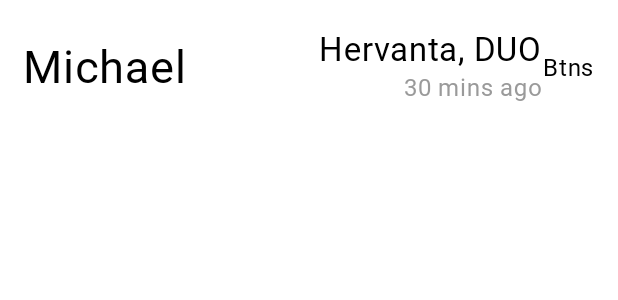
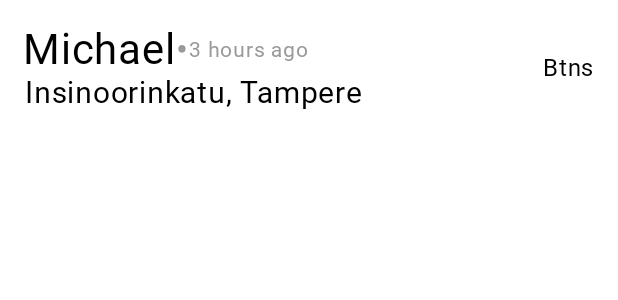
Before and after one commit to M1h4n1k/MyZenly, an Android app built with Jetpack Compose: the @Preview function UserCardPreview, on a phone screen of 412 x 824 dp. Shown: the top 300 px of the screen. Run offline under Robolectric (Android 15) with nearby library versions, the phone set to English and light mode, and no system bars; Roboto replaces fonts that are not available here.

Commit message:
smth else

```diff
--- a/android/app/src/main/java/com/example/mzenly/Main.kt
+++ b/android/app/src/main/java/com/example/mzenly/Main.kt
@@ -141,14 +141,16 @@ fun Main(navController: NavController,
     // not really cool way, but I don't understand neither how to update userModel from mainActivity
     // nor how to move the location getting logic outside of the mainActivity
     LaunchedEffect (address) {
-        if (address is ResponseState.Success && userLocation != null){
-            val addressSuccess = (address as ResponseState.Success<Address>).data
+        if (address is ResponseState.Success){
+            val addressSuccess = (address as ResponseState.Success<Address?>).data
+            if (addressSuccess != null){
                 userViewModel.updateUserData(UserUpdate(
                     latitude=userLocation.value.latitude,
                     longitude=userLocation.value.longitude,
                     place=addressSuccess.thoroughfare + ", " + addressSuccess.locality
                 ), context)
                 cityHeader = addressSuccess.locality
+            }
         }
     }
 
--- a/android/app/src/main/java/com/example/mzenly/People.kt
+++ b/android/app/src/main/java/com/example/mzenly/People.kt
@@ -79,7 +79,7 @@ private fun ActionButton(action: Action, onClick: () -> Unit){
 @Composable
 private fun PeopleBlock(
     title: String,
-    users: MutableList<Map<String, String>>,
+    users: MutableList<Map<String, String?>>,
     userViewModel: UserViewModel = viewModel(),
     ){
     val context = LocalContext.current
--- a/android/app/src/main/java/com/example/mzenly/components/UserCard.kt
+++ b/android/app/src/main/java/com/example/mzenly/components/UserCard.kt
@@ -1,5 +1,6 @@
 package com.example.mzenly.components
 
+import android.content.res.Resources
 import androidx.compose.foundation.background
 import androidx.compose.foundation.layout.Arrangement
 import androidx.compose.foundation.layout.Column
@@ -14,12 +15,50 @@ import androidx.compose.ui.tooling.preview.Preview
 import com.example.mzenly.ui.theme.MZenlyTheme
 import androidx.compose.ui.Modifier
 import androidx.compose.ui.graphics.Color
+import androidx.compose.ui.text.style.TextAlign
 import androidx.compose.ui.unit.dp
 import androidx.compose.ui.unit.sp
+import java.text.SimpleDateFormat
+import java.util.Date
+import java.util.Locale
 
 
+fun getFormattedTimeDiff(nowDate: Date, userDate: Date): String {
+    // made by gemini
+    val diffInMs = nowDate.time - userDate.time
+
+    val seconds = diffInMs / 1000
+    val minutes = seconds / 60
+    val hours = minutes / 60
+    val days = hours / 24
+
+    val unit: String
+    val value: Long
+
+    if (days > 0) {
+        unit = "day"
+        value = days
+    } else if (hours > 0) {
+        unit = "hour"
+        value = hours
+    } else if (minutes > 0) {
+        unit = "minute"
+        value = minutes
+    } else {
+        unit = "second"
+        value = seconds
+    }
+
+    val formattedValue = when (value) {
+        1L -> "$value $unit ago"
+        else -> "$value ${unit}s ago"
+    }
+
+    return formattedValue
+}
+
 @Composable
-fun UserCard(user: Map<String, String>, content: @Composable() () -> Unit) {
+fun UserCard(user: Map<String, String?>, content: @Composable() () -> Unit) {
     Row(modifier = Modifier
         .fillMaxWidth()
         .height(90.dp)
@@ -27,30 +66,38 @@ fun UserCard(user: Map<String, String>, content: @Composable() () -> Unit) {
         .padding(15.dp, 5.dp),
         horizontalArrangement = Arrangement.SpaceBetween,
         verticalAlignment = Alignment.CenterVertically
-
     ) {
         Column () {
+            Row (verticalAlignment = Alignment.CenterVertically){
+                Text(
+                    text = user.getOrDefault("nickname", "").toString(),
+                    fontSize = 28.sp
+                )
+                Text(
+                    text = "•",
+                    fontSize = 24.sp,
+                    color = Color(0xFF9A9A9A)
+                )
+                val nowDate = Date()
+                val formatter = SimpleDateFormat("yyyy-MM-dd'T'HH:mm:ss")
+                val userDate = formatter.parse(user.getOrDefault("last_update", Date().toString())!!)
+
+                Text(
+                    text = getFormattedTimeDiff(userDate!!, nowDate),
+                    fontSize = 14.sp,
+                    color = Color(0xFF9A9A9A)
+                )
+            }
             Text(
-                text = user.getOrDefault("nickname", ""),
-                fontSize = 30.sp
+                text = user.getOrDefault("place", "").toString(),
+                fontSize = 20.sp,
+                textAlign = TextAlign.End
             )
+
         }
 
         Row (verticalAlignment = Alignment.CenterVertically){
-            Column (horizontalAlignment = Alignment.End) {
-                Text(
-                    text = user.getOrDefault("place", ""),
-                    fontSize = 22.sp,
-                )
-                Text(
-                    text = user.getOrDefault("last_update", ""),
-                    fontSize = 16.sp,
-                    color = Color(0xFF9A9A9A)
-                )
-            }
-            Column {
-                content()
-            }
+            content()
         }
     }
 }
@@ -62,8 +109,8 @@ private fun UserCardPreview(){
     MZenlyTheme {
         UserCard(user = mapOf(
             "nickname" to "Michael",
-            "place" to "Hervanta, DUO",
-            "last_update" to "30 mins ago"
+            "place" to "Insinoorinkatu, Tampere",
+            "last_update" to "2024-04-07T13:54:53"
         )) {
             Text("Btns")
         }
```
Also changed, not shown: android/app/src/main/java/com/example/mzenly/APIUtils.kt (+4 -4 lines), android/app/src/main/java/com/example/mzenly/MainActivity.kt (+3 -4 lines), android/app/src/main/java/com/example/mzenly/UserViewModel.kt (+4 -4 lines), 5 other files. Lines whose indentation alone changed are shown as unchanged.
